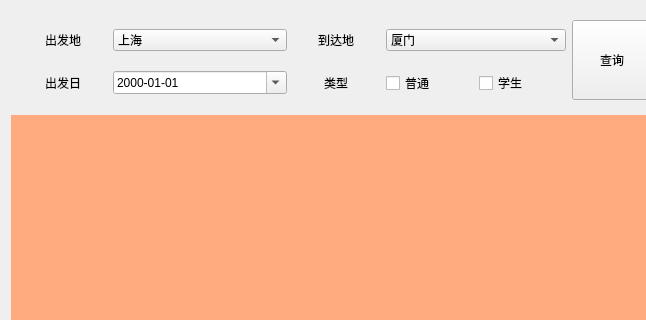
The window that resource/ui/query_pane.ui (JiangNanMax/qp12306) describes before a commit, drawn with Qt 5; both pictures show x 0 to 646 and y 0 to 320 of the 758 by 473 pixel window.
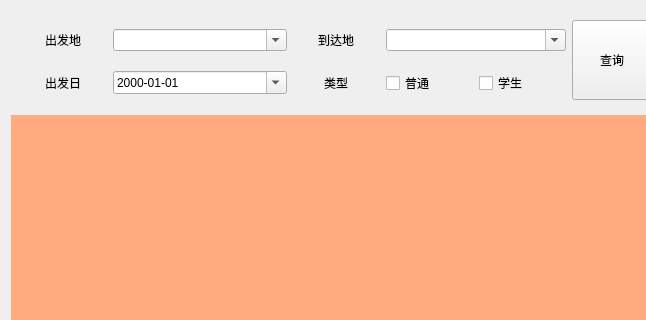
The same window after the commit.

Commit message: 将车站信息渲染到界面中

The edit to the form file:
```diff
--- a/resource/ui/query_pane.ui
+++ b/resource/ui/query_pane.ui
@@ -31,12 +31,16 @@
        </widget>
       </item>
       <item row="0" column="1">
-       <widget class="QComboBox" name="comboBox">
-        <item>
-         <property name="text">
-          <string>上海</string>
-         </property>
-        </item>
+       <widget class="QComboBox" name="from_station_cb">
+        <property name="editable">
+         <bool>true</bool>
+        </property>
+        <property name="currentText">
+         <string/>
+        </property>
+        <property name="insertPolicy">
+         <enum>QComboBox::NoInsert</enum>
+        </property>
        </widget>
       </item>
       <item row="0" column="2" alignment="Qt::AlignHCenter">
@@ -47,12 +51,13 @@
        </widget>
       </item>
       <item row="0" column="3" colspan="2">
-       <widget class="QComboBox" name="comboBox_2">
-        <item>
-         <property name="text">
-          <string>厦门</string>
-         </property>
-        </item>
+       <widget class="QComboBox" name="to_station_cb">
+        <property name="editable">
+         <bool>true</bool>
+        </property>
+        <property name="insertPolicy">
+         <enum>QComboBox::NoInsert</enum>
+        </property>
        </widget>
       </item>
       <item row="0" column="5" rowspan="2">
```
The commit also changes 6 other files.
